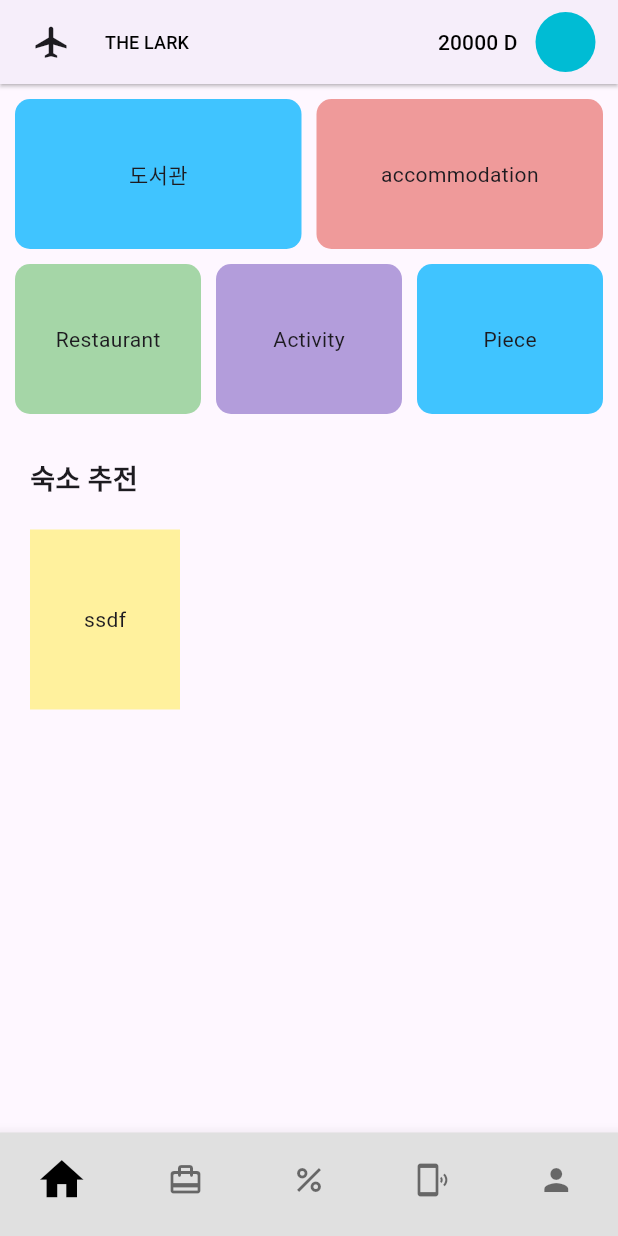
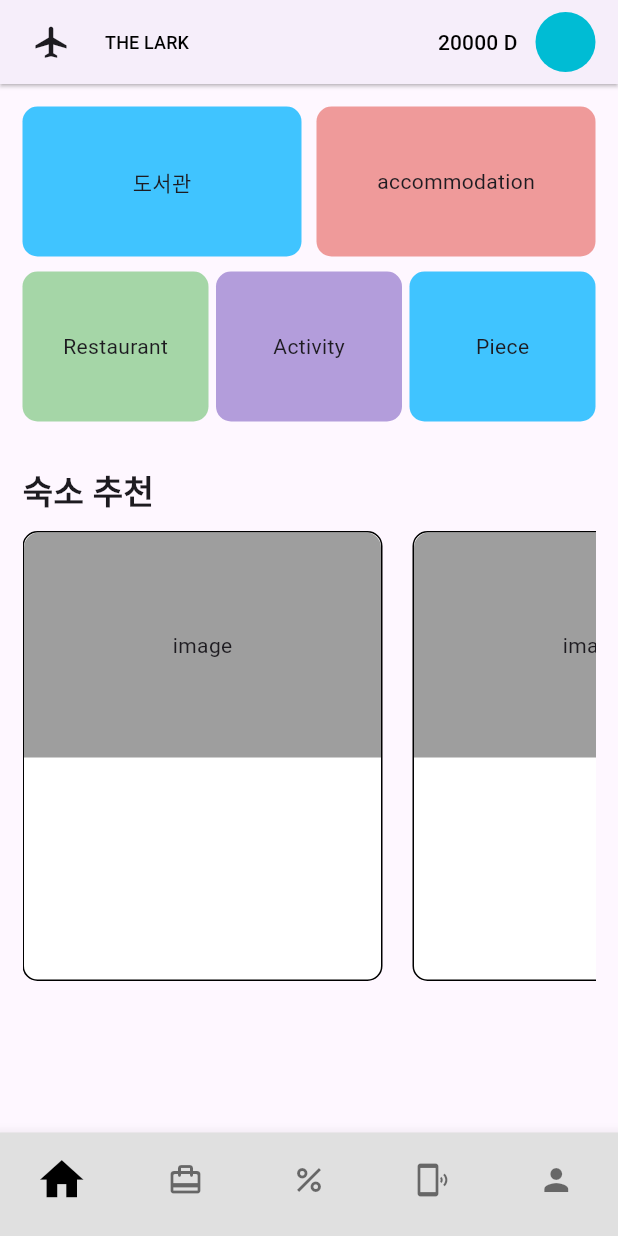
Before and after one commit to ecar1234/app_travl_lark, a Flutter app: the screen it shows after launch, on a phone screen of 412 x 824 dp. Run offline on Flutter 3.47's test engine with Material 3 defaults, Android fonts, the phone set to English and light mode, and no system bars.

```diff
--- a/lib/presentation/pages/home.dart
+++ b/lib/presentation/pages/home.dart
@@ -1,4 +1,3 @@
-import 'package:flutter/cupertino.dart';
 import 'package:flutter/material.dart';
 
 class Home extends StatelessWidget {
@@ -62,7 +61,7 @@ class HomeMain extends StatelessWidget {
         body: SingleChildScrollView(
       scrollDirection: Axis.vertical,
       child: Padding(
-        padding: const EdgeInsets.all(10.0),
+        padding: const EdgeInsets.all(15.0),
         child: Column(
           children: <Widget>[
             Column(children: [
@@ -72,7 +71,7 @@ class HomeMain extends StatelessWidget {
                   InkWell(
                     onTap: () {},
                     child: Container(
-                      width: (MediaQuery.of(context).size.width - 30.0) / 2,
+                      width: (MediaQuery.of(context).size.width - 40.0) / 2,
                       height: 100,
                       decoration: BoxDecoration(
                         borderRadius: BorderRadius.circular(10.0),
@@ -84,7 +83,7 @@ class HomeMain extends StatelessWidget {
                   InkWell(
                     onTap: () {},
                     child: Container(
-                      width: (MediaQuery.of(context).size.width - 30.0) / 2,
+                      width: (MediaQuery.of(context).size.width - 40.0) / 2,
                       height: 100,
                       decoration: BoxDecoration(
                         borderRadius: BorderRadius.circular(10.0),
@@ -143,36 +142,63 @@ class HomeMain extends StatelessWidget {
             const SizedBox(
               height: 30.0,
             ),
+            Column(
+              mainAxisAlignment: MainAxisAlignment.start,
+              children: [
                 Container(
-              padding: const EdgeInsets.symmetric(horizontal: 10.0),
-              width: MediaQuery.of(context).size.width,
-              child: Column(
-                crossAxisAlignment: CrossAxisAlignment.start,
-                children: <Widget>[
-                  const Text(
-                    "숙소 추전",
-                    style: TextStyle(fontWeight: FontWeight.bold, fontSize: 18.0),
+                    width: MediaQuery.of(context).size.width - 10,
+                    child: const Text(
+                      "숙소 추천",
+                      style: TextStyle(
+                        fontSize: 22,
+                        fontWeight: FontWeight.bold,
                       ),
-                  const SizedBox(
-                    height: 20.0,
-                  ),
+                    )),
                 SingleChildScrollView(
                   scrollDirection: Axis.horizontal,
                   child: Row(
+                    mainAxisAlignment: MainAxisAlignment.start,
                     children: [
                       Container(
-                          // A fixed-height child.
-                          color: Colors.yellow.withOpacity(.5),
-                          height: 120.0,
-                          width: 100,
-                          alignment: Alignment.center,
-                          child: const Text('ssdf'),
+                        height: 300,
+                        width: MediaQuery.of(context).size.width - 20,
+                        margin: const EdgeInsets.only(top: 10.0),
+                        child: ListView.separated(
+                            scrollDirection: Axis.horizontal,
+                            separatorBuilder: (context, idx) {
+                              return const SizedBox(
+                                width: 20.0,
+                              );
+                            },
+                            itemBuilder: (context, idx) {
+                              return Container(
+                                  width: 240,
+                                  decoration: BoxDecoration(
+                                      border: Border.all(width: 1.0), borderRadius: BorderRadius.all(Radius.circular(10)), color: Colors.white),
+                                  child: Column(
+                                    children: [
+                                      Container(
+                                        height: 150,
+                                        width: 240,
+                                        decoration: const BoxDecoration(
+                                            color: Colors.grey,
+                                            borderRadius: BorderRadius.only(topLeft: Radius.circular(10.0), topRight: Radius.circular(10.0))),
+                                        child: const Center(
+                                          child: Text("image"),
+                                        ),
+                                      ),
+                                      const SizedBox(
+                                        height: 10.0,
+                                      ),
+                                    ],
+                                  ));
+                            },
+                            itemCount: 5),
                       )
                     ],
                   ),
                 )
               ],
-              ),
             )
           ],
         ),
```
Also changed, not shown: pubspec.lock, 5 other files. Lines whose indentation alone changed are shown as unchanged.
